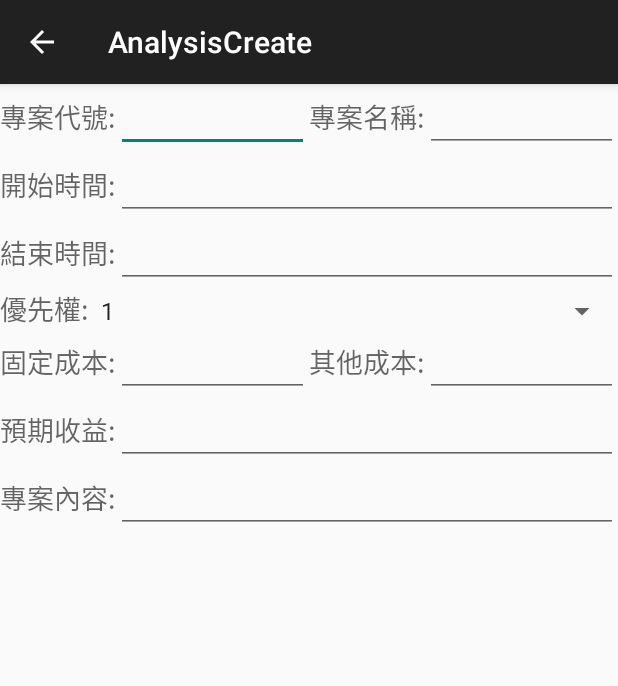
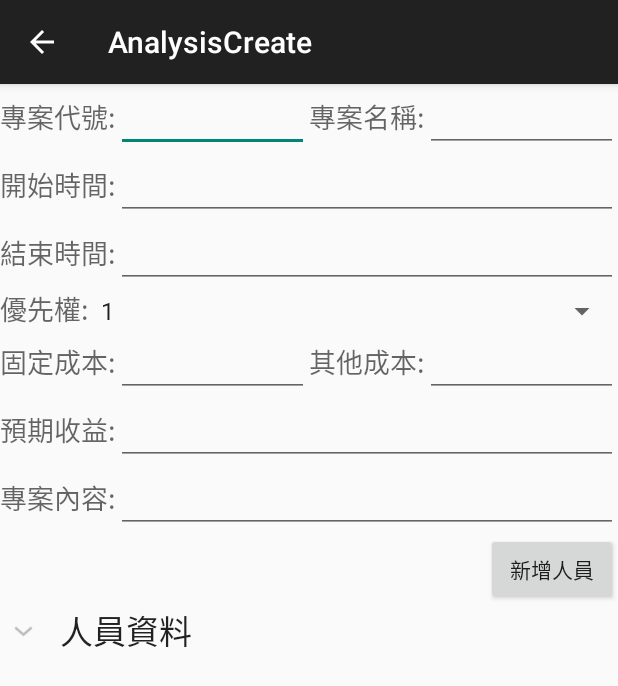
Before and after one commit to k2ejude/MyApplication2, an Android app: the AnalysisCreate screen opened directly, with no data from a screen before it, on a phone screen of 412 x 824 dp. Shown: the top 686 px of the screen. Run offline under Robolectric (Android 15) with nearby library versions, the phone set to English and light mode, and no system bars.

Commit message:
分析新增 人員增加
Dialog 裡的AutoCompleEditTextView尚未完成

```diff
--- a/app/src/main/java/com/example/jude/myapplication/AnalysisCreate.java
+++ b/app/src/main/java/com/example/jude/myapplication/AnalysisCreate.java
@@ -1,5 +1,6 @@
 package com.example.jude.myapplication;
 
+import android.app.AlertDialog;
 import android.app.DatePickerDialog;
 import android.app.Dialog;
 import android.content.DialogInterface;
@@ -7,25 +8,45 @@ import android.os.Bundle;
 import android.support.v7.app.ActionBarActivity;
 import android.text.InputFilter;
 import android.util.Log;
+import android.view.LayoutInflater;
 import android.view.View;
+import android.view.ViewGroup;
 import android.widget.ArrayAdapter;
+import android.widget.AutoCompleteTextView;
+import android.widget.Button;
 import android.widget.DatePicker;
 import android.widget.EditText;
+import android.widget.ExpandableListView;
+import android.widget.ListView;
+import android.widget.SimpleExpandableListAdapter;
 import android.widget.Spinner;
 
 import java.text.SimpleDateFormat;
+import java.util.ArrayList;
 import java.util.Calendar;
+import java.util.HashMap;
+import java.util.List;
 import java.util.Locale;
+import java.util.Map;
 
 
 public class AnalysisCreate extends ActionBarActivity {
 
     EditText idText,nameText,startTimeText,endTimeText,facilityCostText,otherCostText,incomeText,remarkText;
     Spinner priorityText;
+    Button memberAdd;
+    ExpandableListView memberList;
     private String[] priority = {"1","2","3","4","5"};
     private ArrayAdapter<String> priorityList;
     private Calendar calendar;
     private int sYear,sMonth,sDay,eYear,eMonth,eDay;
+    private SimpleExpandableListAdapter memberListAdapter;
+    private String[] group = {"人員資料"};
+    private String[][][] child = {
+            {{"1","張三"},{"2","李四"},{"3","小五"},{"4","王六"},{"5","七爺"},{"6","八爺"}} //人員資料
+    };
+    List<Map<String,String>> groupData = new ArrayList<Map<String,String>>();
+    List<List<Map<String,String>>> childData = new ArrayList<List<Map<String,String>>>();
 
     @Override
     protected void onCreate(Bundle savedInstanceState) {
@@ -37,6 +58,28 @@ public class AnalysisCreate extends ActionBarActivity {
         priorityList = new ArrayAdapter<String>(AnalysisCreate.this, android.R.layout.simple_spinner_item, priority);
         priorityList.setDropDownViewResource(android.R.layout.simple_spinner_dropdown_item);
         priorityText.setAdapter(priorityList);
+
+        for(int i=0; i<group.length; i++ ){
+            Map<String,String> groupMap = new HashMap<String,String>();
+            groupData.add(groupMap);
+            groupMap.put("Member", group[i]);
+
+
+            List<Map<String,String>> childlist = new ArrayList<Map<String,String>>();
+            for(int j = 0; j < child[i].length ; j++){
+                Map<String,String> childMap = new HashMap<String,String>();
+                childMap.put("Id",child[i][j][0]);
+                childMap.put("Name",child[i][j][1]);
+                childlist.add(childMap);
+            }
+            childData.add(childlist);
+        }
+        memberListAdapter = new SimpleExpandableListAdapter(AnalysisCreate.this,
+                groupData, R.layout.membergroup,new String[]{"Member"},new int[]{R.id.memberGroup },
+                childData, R.layout.memberlist, new String[]{"Id","Name"},new int[]{R.id.memberIdText,R.id.memberNameText }
+        );
+
+        memberList.setAdapter(memberListAdapter);
     }
 
     private void getView(){
@@ -49,6 +92,33 @@ public class AnalysisCreate extends ActionBarActivity {
         incomeText = (EditText)findViewById(R.id.incomeText);
         remarkText = (EditText)findViewById(R.id.remarkText);
         priorityText = (Spinner)findViewById(R.id.priorityText);
+        memberAdd = (Button)findViewById(R.id.memberAdd);
+        memberList = (ExpandableListView)findViewById(R.id.memberList);
+
+        memberAdd.setOnClickListener(new View.OnClickListener() {
+            @Override
+            public void onClick(View v) {
+                AutoCompleteTextView memberAddId;
+                EditText memberAddName;
+                String[] COUNTRIES = new String[] {
+                        "Belgium", "France", "Italy", "Germany", "Spain"
+                };
+                ArrayAdapter<String> adapter = new ArrayAdapter<String>(AnalysisCreate.this, android.R.layout.simple_list_item_1,COUNTRIES);
+                LayoutInflater inflater = getLayoutInflater();
+                View layout = inflater.inflate(R.layout.memberadd, (ViewGroup) findViewById(R.id.memberadd));
+                memberAddId = (AutoCompleteTextView)layout.findViewById(R.id.memberAddIdText);
+                memberAddName = (EditText)layout.findViewById(R.id.memberAddNameText);
+                memberAddId.setAdapter(adapter);
+                memberAddName.setCursorVisible(false);
+                memberAddName.setFocusable(false);
+                memberAddName.setFocusableInTouchMode(false);
+                Dialog dialog = new AlertDialog.Builder(AnalysisCreate.this).setTitle("新增人員")
+                        .setView(layout)
+                        .setPositiveButton("確認",null)
+                        .setNegativeButton("取消",null)
+                        .show();
+            }
+        });
 
         calendar = Calendar.getInstance();
         sYear = calendar.get(Calendar.YEAR);
--- a/app/src/main/res/layout/activity_analysis_create.xml
+++ b/app/src/main/res/layout/activity_analysis_create.xml
@@ -104,7 +104,8 @@
             android:layout_height="wrap_content"
             android:id="@+id/priorityText"
             android:focusable="false"
-            android:layout_weight="0.5" />
+            android:layout_weight="0.5"
+            android:spinnerMode="dialog" />
 
     </LinearLayout>
 
@@ -186,4 +187,24 @@
             android:id="@+id/remarkText" />
     </LinearLayout>
 
+    <RelativeLayout
+        android:layout_width="fill_parent"
+        android:layout_height="fill_parent">
+
+        <ExpandableListView
+            android:layout_width="match_parent"
+            android:layout_height="wrap_content"
+            android:id="@+id/memberList"
+            android:layout_below="@+id/memberAdd" />
+
+        <Button
+            android:layout_width="wrap_content"
+            android:layout_height="wrap_content"
+            android:text="新增人員"
+            android:id="@+id/memberAdd"
+            android:layout_alignParentTop="true"
+            android:layout_alignParentEnd="true" />
+
+    </RelativeLayout>
+
 </LinearLayout>
--- /dev/null
+++ b/app/src/main/res/layout/membergroup.xml
@@ -0,0 +1,19 @@
+<?xml version="1.0" encoding="utf-8"?>
+<RelativeLayout xmlns:android="http://schemas.android.com/apk/res/android"
+    android:orientation="vertical" android:layout_width="match_parent"
+    android:layout_height="match_parent">
+
+    <TextView
+        android:layout_width="wrap_content"
+        android:layout_height="wrap_content"
+        android:textAppearance="?android:attr/textAppearanceLarge"
+        android:paddingLeft="?android:attr/expandableListPreferredItemPaddingLeft"
+        android:text="人員資料"
+        android:id="@+id/memberGroup"
+        android:layout_alignParentLeft="true"
+        android:layout_marginLeft="0dp"
+        android:layout_alignParentTop="false"
+        android:layout_marginTop="0dp"
+        android:layout_centerVertical="true" />
+
+</RelativeLayout>
```
Also changed, not shown: app/src/main/res/layout/memberadd.xml (added, +44 -0 lines), app/src/main/res/layout/memberlist.xml (added, +40 -0 lines).
